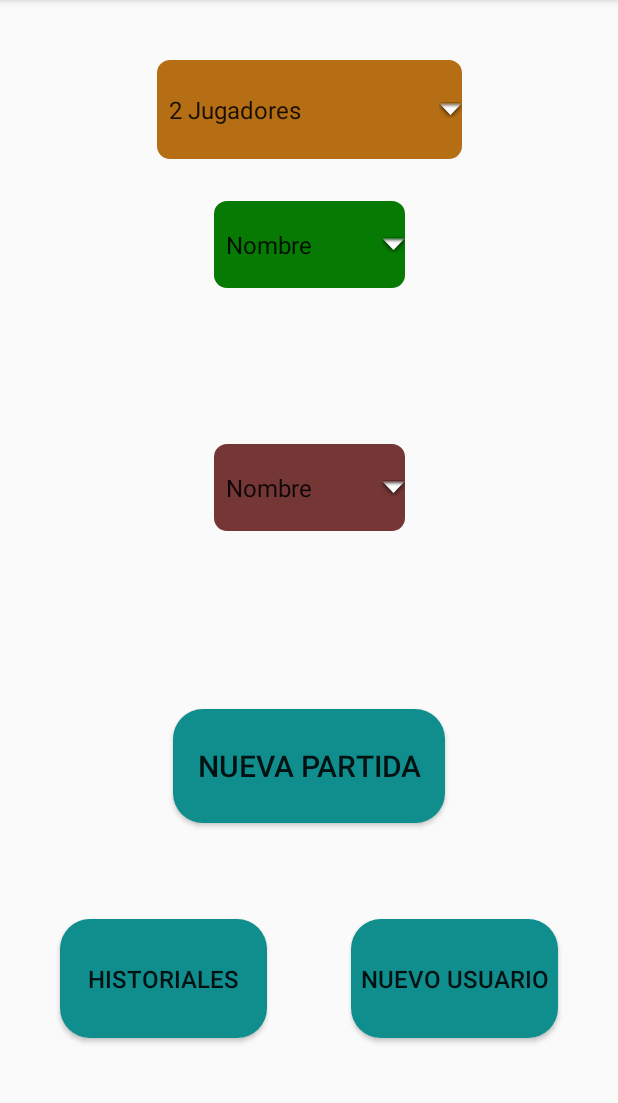
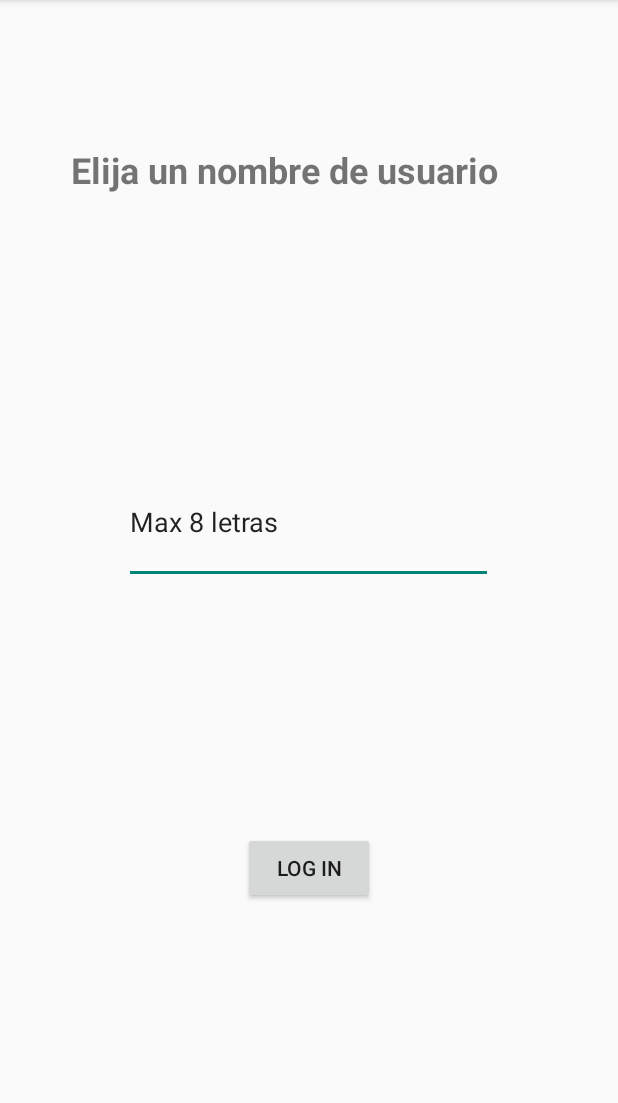
Before and after one commit to NicoBer28/App-Puntaje-Buraco, an Android app built with Jetpack Compose: the screen it shows after launch (MainActivity), on a phone screen of 412 x 824 dp, the part 84-1187 px from its top. Run offline under Robolectric (Android 15) with nearby library versions, the phone set to English and light mode, and no system bars; our stand-ins replace Firebase (no records; nobody signed in at launch, a user with empty details on screens opened directly), navigation-ui.

Commit message:
Crear Usuario

```diff
--- a/app/src/main/java/com/example/puntajeburaco20/Activities/MainActivity.kt
+++ b/app/src/main/java/com/example/puntajeburaco20/Activities/MainActivity.kt
@@ -40,7 +40,7 @@ class MainActivity : AppCompatActivity() {
             }
             // Añade más casos según tus fragmentos si es necesario
             else -> {
-                // Navegar a un fragmento predeterminado o manejar de otra manera
+                navController.navigate(R.id.usuarioFragment)
             }
         }
 
--- /dev/null
+++ b/app/src/main/java/com/example/puntajeburaco20/Fragments/UsuarioFragment.kt
@@ -0,0 +1,96 @@
+package com.example.puntajeburaco20.Fragments
+
+import android.content.Context
+import android.os.Bundle
+import androidx.fragment.app.Fragment
+import android.view.LayoutInflater
+import android.view.View
+import android.view.ViewGroup
+import android.widget.Button
+import android.widget.EditText
+import android.widget.Toast
+import androidx.compose.ui.text.toLowerCase
+import androidx.navigation.fragment.findNavController
+import com.example.puntajeburaco20.R
+import com.google.firebase.firestore.ktx.firestore
+import com.google.firebase.ktx.Firebase
+import java.util.Locale
+
+lateinit var usuario: EditText
+lateinit var btnLogin: Button
+
+lateinit var usuarioIngresado : String
+var usuarioIngresadoMin: String = ""
+
+class UsuarioFragment : Fragment() {
+
+    companion object {
+        fun newInstance() = UsuarioFragment()
+    }
+
+    override fun onCreateView(
+        inflater: LayoutInflater, container: ViewGroup?,
+        savedInstanceState: Bundle?
+    ): View? {
+        return inflater.inflate(R.layout.fragment_usuario, container, false)
+    }
+
+    override fun onViewCreated(view: View, savedInstanceState: Bundle?) {
+        super.onViewCreated(view, savedInstanceState)
+
+        val db = Firebase.firestore
+
+        usuario = view.findViewById<EditText>(R.id.usuario)
+        btnLogin = view.findViewById<Button>(R.id.btnLogIn)
+
+
+        btnLogin.setOnClickListener {
+            usuarioIngresado = usuario.text.toString()
+            usuarioIngresadoMin = usuarioIngresado.lowercase(Locale.ROOT)
+            if (usuarioIngresado == "") {
+                Toast.makeText(requireContext(), "Complete el campo", Toast.LENGTH_SHORT).show()
+            } else {
+                if (usuarioIngresado.length > 8) {
+                    Toast.makeText(requireContext(), "Debe contener máximo 8 caracteres", Toast.LENGTH_SHORT).show()
+                } else {
+                    db.collection("users")
+                        .document(usuarioIngresadoMin)
+                        .get()
+                        .addOnSuccessListener { document ->
+                            if (document.exists()) {
+                                Toast.makeText(requireContext(), "Este nombre ya está en uso", Toast.LENGTH_SHORT).show()
+                            } else {
+                                val nuevoUsuario = hashMapOf(
+                                    "Nombre" to usuarioIngresado,
+                                    // Agrega más campos según sea necesario
+                                )
+                                db.collection("users").document(usuarioIngresadoMin)
+                                    .set(nuevoUsuario)
+                                    .addOnSuccessListener {
+                                        Toast.makeText(requireContext(), "Usuario creado con éxito", Toast.LENGTH_SHORT).show()
+
+                                        val sharedPreferences = requireActivity().getSharedPreferences("PuntajeBuracoPreferences", Context.MODE_PRIVATE)
+                                        val editor = sharedPreferences.edit()
+
+                                        // Guardar la posición del fragmento actual
+                                        editor.putString("posicionFragmentoActual", "PartidaFragment")
+                                        editor.apply()
+
+                                        findNavController().navigate(R.id.partidaFragment)
+                                    }
+                                    .addOnFailureListener { e ->
+                                        Toast.makeText(requireContext(), "Error al crear usuario: $e", Toast.LENGTH_SHORT).show()
+                                    }
+                            }
+                        }
+                        .addOnFailureListener { e ->
+                            Toast.makeText(requireContext(), "Error al verificar usuario: $e", Toast.LENGTH_SHORT).show()
+                        }
+                }
+            }
+        }
+
+
+    }
+
+}
--- /dev/null
+++ b/app/src/main/res/layout/fragment_usuario.xml
@@ -0,0 +1,48 @@
+<?xml version="1.0" encoding="utf-8"?>
+<androidx.constraintlayout.widget.ConstraintLayout xmlns:android="http://schemas.android.com/apk/res/android"
+    xmlns:app="http://schemas.android.com/apk/res-auto"
+    xmlns:tools="http://schemas.android.com/tools"
+    android:id="@+id/frameLayout3"
+    android:layout_width="match_parent"
+    android:layout_height="match_parent"
+    tools:context=".Fragments.UsuarioFragment" >
+
+    <TextView
+        android:id="@+id/textView"
+        android:layout_width="337dp"
+        android:layout_height="65dp"
+        android:text="Elija un nombre de usuario"
+        android:textSize="24sp"
+        android:textStyle="bold"
+        app:layout_constraintBottom_toBottomOf="parent"
+        app:layout_constraintEnd_toEndOf="parent"
+        app:layout_constraintHorizontal_bias="0.635"
+        app:layout_constraintStart_toStartOf="parent"
+        app:layout_constraintTop_toTopOf="parent"
+        app:layout_constraintVertical_bias="0.138" />
+
+    <EditText
+        android:id="@+id/usuario"
+        android:layout_width="246dp"
+        android:layout_height="82dp"
+        android:layout_marginTop="89dp"
+        android:ems="10"
+        android:inputType="text"
+        android:text="Max 8 letras"
+        app:layout_constraintBottom_toBottomOf="parent"
+        app:layout_constraintEnd_toEndOf="parent"
+        app:layout_constraintHorizontal_bias="0.497"
+        app:layout_constraintStart_toStartOf="parent"
+        app:layout_constraintTop_toBottomOf="@+id/textView"
+        app:layout_constraintVertical_bias="0.129" />
+
+    <Button
+        android:id="@+id/btnLogIn"
+        android:layout_width="wrap_content"
+        android:layout_height="wrap_content"
+        android:text="Log In"
+        app:layout_constraintBottom_toBottomOf="parent"
+        app:layout_constraintEnd_toEndOf="parent"
+        app:layout_constraintStart_toStartOf="parent"
+        app:layout_constraintTop_toBottomOf="@+id/usuario" />
+</androidx.constraintlayout.widget.ConstraintLayout>
--- a/app/src/main/res/navigation/main_navigation.xml
+++ b/app/src/main/res/navigation/main_navigation.xml
@@ -15,4 +15,13 @@
         android:id="@+id/puntajeFragment"
         android:name="com.example.puntajeburaco20.Fragments.PuntajeFragment"
         tools:layout="@layout/fragment_puntaje" />
+    <fragment
+        android:id="@+id/usuarioFragment"
+        android:name="com.example.puntajeburaco20.Fragments.UsuarioFragment"
+        android:label="fragment_usuario"
+        tools:layout="@layout/fragment_usuario" >
+        <action
+            android:id="@+id/action_usuarioFragment_to_partidaFragment"
+            app:destination="@id/partidaFragment" />
+    </fragment>
 </navigation>
```
Also changed, not shown: app/src/main/java/com/example/puntajeburaco20/ViewModels/UsuarioViewModel.kt (added, +7 -0 lines).
